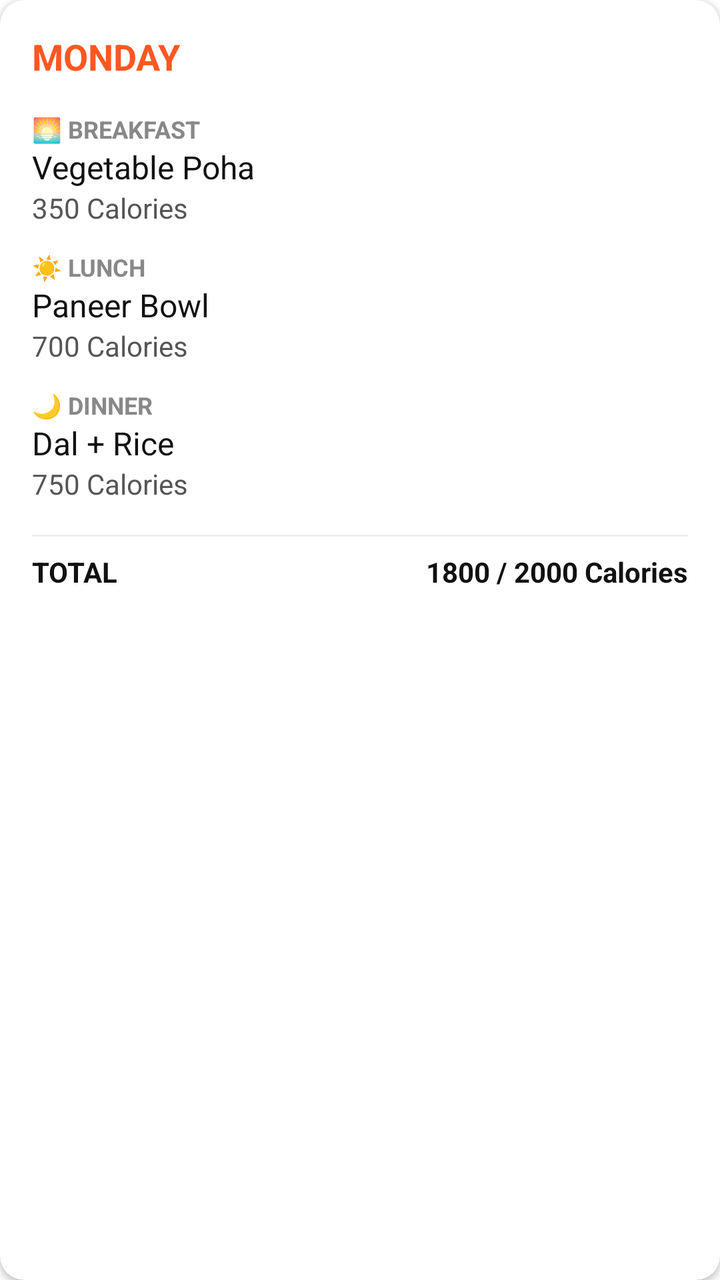
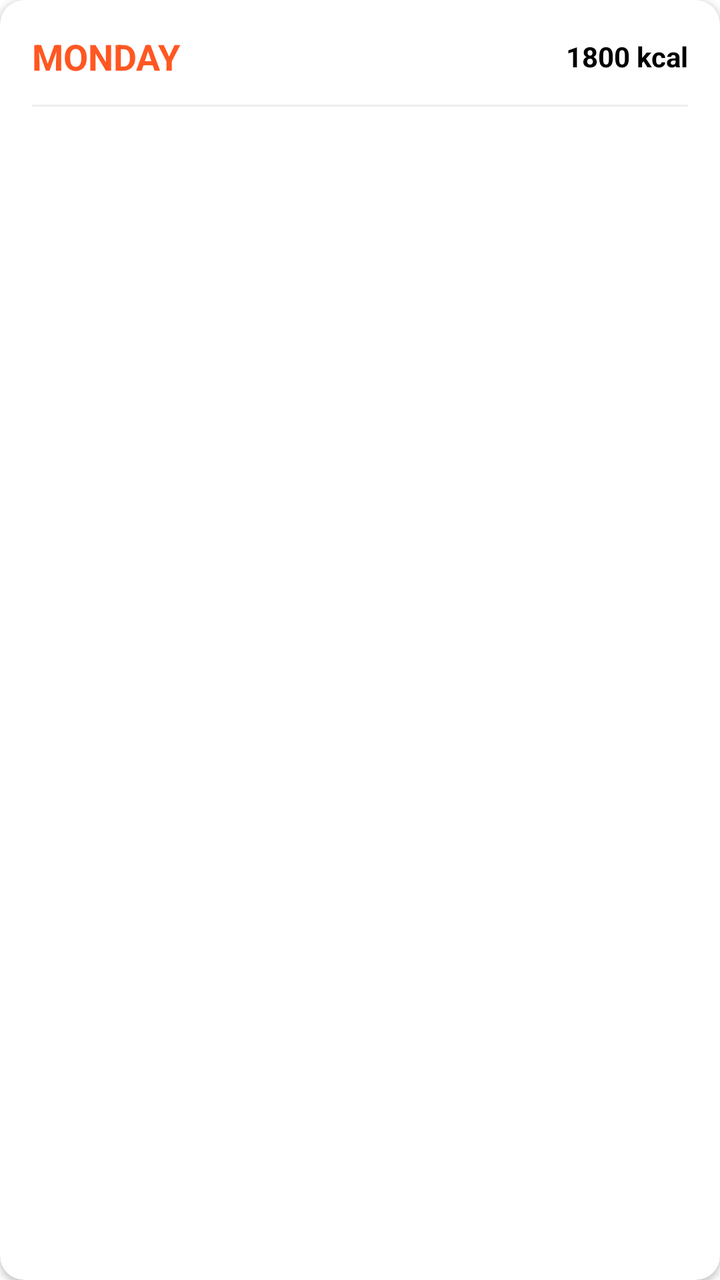

Two renders of the same Android screen: before a commit and after it. Below are the layout's source before the change and the commit's diff.
<!-- AndroidManifest.xml: application theme Theme.SmartMealPlanner -->
<!-- res/layout/item_day_meal_plan.xml -->
<?xml version="1.0" encoding="utf-8"?>
<com.google.android.material.card.MaterialCardView xmlns:android="http://schemas.android.com/apk/res/android"
    xmlns:app="http://schemas.android.com/apk/res-auto"
    android:layout_width="match_parent"
    android:layout_height="wrap_content"
    android:layout_marginBottom="16dp"
    app:cardCornerRadius="12dp"
    app:cardElevation="2dp"
    app:cardBackgroundColor="@color/white">

    <LinearLayout
        android:layout_width="match_parent"
        android:layout_height="wrap_content"
        android:orientation="vertical"
        android:padding="16dp">

        <TextView
            android:id="@+id/dayTitle"
            android:layout_width="wrap_content"
            android:layout_height="wrap_content"
            android:text="MONDAY"
            android:textSize="18sp"
            android:textStyle="bold"
            android:textColor="@color/primaryColor"
            android:layout_marginBottom="16dp"/>

        
        <TextView
            android:layout_width="wrap_content"
            android:layout_height="wrap_content"
            android:text="🌅 BREAKFAST"
            android:textSize="12sp"
            android:textStyle="bold"
            android:textColor="#888888"/>
        <TextView
            android:id="@+id/breakfastTitle"
            android:layout_width="wrap_content"
            android:layout_height="wrap_content"
            android:text="Vegetable Poha"
            android:textSize="16sp"
            android:textColor="@color/text_primary"/>
        <TextView
            android:id="@+id/breakfastCalories"
            android:layout_width="wrap_content"
            android:layout_height="wrap_content"
            android:text="350 Calories"
            android:textSize="14sp"
            android:textColor="#555555"
            android:layout_marginBottom="12dp"/>

        
        <TextView
            android:layout_width="wrap_content"
            android:layout_height="wrap_content"
            android:text="☀️ LUNCH"
            android:textSize="12sp"
            android:textStyle="bold"
            android:textColor="#888888"/>
        <TextView
            android:id="@+id/lunchTitle"
            android:layout_width="wrap_content"
            android:layout_height="wrap_content"
            android:text="Paneer Bowl"
            android:textSize="16sp"
            android:textColor="@color/text_primary"/>
        <TextView
            android:id="@+id/lunchCalories"
            android:layout_width="wrap_content"
            android:layout_height="wrap_content"
            android:text="700 Calories"
            android:textSize="14sp"
            android:textColor="#555555"
            android:layout_marginBottom="12dp"/>

        
        <TextView
            android:layout_width="wrap_content"
            android:layout_height="wrap_content"
            android:text="🌙 DINNER"
            android:textSize="12sp"
            android:textStyle="bold"
            android:textColor="#888888"/>
        <TextView
            android:id="@+id/dinnerTitle"
            android:layout_width="wrap_content"
            android:layout_height="wrap_content"
            android:text="Dal + Rice"
            android:textSize="16sp"
            android:textColor="@color/text_primary"/>
        <TextView
            android:id="@+id/dinnerCalories"
            android:layout_width="wrap_content"
            android:layout_height="wrap_content"
            android:text="750 Calories"
            android:textSize="14sp"
            android:textColor="#555555"
            android:layout_marginBottom="16dp"/>

        <View
            android:layout_width="match_parent"
            android:layout_height="1dp"
            android:background="#EEEEEE"
            android:layout_marginBottom="8dp"/>

        <LinearLayout
            android:layout_width="match_parent"
            android:layout_height="wrap_content"
            android:orientation="horizontal">
            <TextView
                android:layout_width="0dp"
                android:layout_height="wrap_content"
                android:layout_weight="1"
                android:text="TOTAL"
                android:textStyle="bold"
                android:textColor="@color/text_primary"/>
            <TextView
                android:id="@+id/totalDayCalories"
                android:layout_width="wrap_content"
                android:layout_height="wrap_content"
                android:text="1800 / 2000 Calories"
                android:textStyle="bold"
                android:textColor="@color/text_primary"/>
        </LinearLayout>

    </LinearLayout>

</com.google.android.material.card.MaterialCardView>
<!-- resources referenced by this layout -->
<resources>
  <color name="primaryColor">#FF5722</color>
  <color name="text_primary">#111111</color>
  <color name="white">#FFFFFFFF</color>
  <style name="Theme.SmartMealPlanner" parent="Theme.MaterialComponents.DayNight.NoActionBar">
          
          <item name="colorPrimary">@color/purple_500</item>
          <item name="colorPrimaryVariant">@color/purple_700</item>
          <item name="colorOnPrimary">@color/white</item>
          
          <item name="colorSecondary">@color/teal_200</item>
          <item name="colorSecondaryVariant">@color/teal_700</item>
          <item name="colorOnSecondary">@color/black</item>
          
          <item name="android:statusBarColor">?attr/colorPrimaryVariant</item>
          
      </style>
  <color name="purple_500">#FF6200EE</color>
  <color name="purple_700">#FF3700B3</color>
  <color name="teal_200">#FF03DAC5</color>
  <color name="teal_700">#FF018786</color>
  <color name="black">#FF000000</color>
</resources>

<!-- the commit's change to res/layout/item_day_meal_plan.xml (unified diff, before → after) -->
@@ -14,113 +14,43 @@
         android:orientation="vertical"
         android:padding="16dp">
 
-        <TextView
-            android:id="@+id/dayTitle"
-            android:layout_width="wrap_content"
+        <LinearLayout
+            android:layout_width="match_parent"
             android:layout_height="wrap_content"
-            android:text="MONDAY"
-            android:textSize="18sp"
-            android:textStyle="bold"
-            android:textColor="@color/primaryColor"
-            android:layout_marginBottom="16dp"/>
+            android:orientation="horizontal"
+            android:gravity="center_vertical"
+            android:layout_marginBottom="12dp">
 
-        
-        <TextView
-            android:layout_width="wrap_content"
-            android:layout_height="wrap_content"
-            android:text="🌅 BREAKFAST"
-            android:textSize="12sp"
-            android:textStyle="bold"
-            android:textColor="#888888"/>
-        <TextView
-            android:id="@+id/breakfastTitle"
-            android:layout_width="wrap_content"
-            android:layout_height="wrap_content"
-            android:text="Vegetable Poha"
-            android:textSize="16sp"
-            android:textColor="@color/text_primary"/>
-        <TextView
-            android:id="@+id/breakfastCalories"
-            android:layout_width="wrap_content"
-            android:layout_height="wrap_content"
-            android:text="350 Calories"
-            android:textSize="14sp"
-            android:textColor="#555555"
-            android:layout_marginBottom="12dp"/>
+            <TextView
+                android:id="@+id/dayTitle"
+                android:layout_width="0dp"
+                android:layout_height="wrap_content"
+                android:layout_weight="1"
+                android:text="MONDAY"
+                android:textSize="18sp"
+                android:textStyle="bold"
+                android:textColor="@color/primaryColor"/>
 
-        
-        <TextView
-            android:layout_width="wrap_content"
-            android:layout_height="wrap_content"
-            android:text="☀️ LUNCH"
-            android:textSize="12sp"
-            android:textStyle="bold"
-            android:textColor="#888888"/>
-        <TextView
-            android:id="@+id/lunchTitle"
-            android:layout_width="wrap_content"
-            android:layout_height="wrap_content"
-            android:text="Paneer Bowl"
-            android:textSize="16sp"
-            android:textColor="@color/text_primary"/>
-        <TextView
-            android:id="@+id/lunchCalories"
-            android:layout_width="wrap_content"
-            android:layout_height="wrap_content"
-            android:text="700 Calories"
-            android:textSize="14sp"
-            android:textColor="#555555"
-            android:layout_marginBottom="12dp"/>
-
-        
-        <TextView
-            android:layout_width="wrap_content"
-            android:layout_height="wrap_content"
-            android:text="🌙 DINNER"
-            android:textSize="12sp"
-            android:textStyle="bold"
-            android:textColor="#888888"/>
-        <TextView
-            android:id="@+id/dinnerTitle"
-            android:layout_width="wrap_content"
-            android:layout_height="wrap_content"
-            android:text="Dal + Rice"
-            android:textSize="16sp"
-            android:textColor="@color/text_primary"/>
-        <TextView
-            android:id="@+id/dinnerCalories"
-            android:layout_width="wrap_content"
-            android:layout_height="wrap_content"
-            android:text="750 Calories"
-            android:textSize="14sp"
-            android:textColor="#555555"
-            android:layout_marginBottom="16dp"/>
+            <TextView
+                android:id="@+id/totalDayCalories"
+                android:layout_width="wrap_content"
+                android:layout_height="wrap_content"
+                android:text="1800 kcal"
+                android:textStyle="bold"
+                android:textColor="@color/black"/>
+        </LinearLayout>
 
         <View
             android:layout_width="match_parent"
             android:layout_height="1dp"
             android:background="#EEEEEE"
-            android:layout_marginBottom="8dp"/>
+            android:layout_marginBottom="12dp"/>
 
         <LinearLayout
+            android:id="@+id/mealsContainer"
             android:layout_width="match_parent"
             android:layout_height="wrap_content"
-            android:orientation="horizontal">
-            <TextView
-                android:layout_width="0dp"
-                android:layout_height="wrap_content"
-                android:layout_weight="1"
-                android:text="TOTAL"
-                android:textStyle="bold"
-                android:textColor="@color/text_primary"/>
-            <TextView
-                android:id="@+id/totalDayCalories"
-                android:layout_width="wrap_content"
-                android:layout_height="wrap_content"
-                android:text="1800 / 2000 Calories"
-                android:textStyle="bold"
-                android:textColor="@color/text_primary"/>
-        </LinearLayout>
+            android:orientation="vertical" />
 
     </LinearLayout>
 
<!-- resource entries referenced after the edit -->
@@ -1,7 +1,7 @@
 <!-- resources referenced by this layout -->
 <resources>
+  <color name="black">#FF000000</color>
   <color name="primaryColor">#FF5722</color>
-  <color name="text_primary">#111111</color>
   <color name="white">#FFFFFFFF</color>
   <style name="Theme.SmartMealPlanner" parent="Theme.MaterialComponents.DayNight.NoActionBar">
           
@@ -20,6 +20,5 @@
   <color name="purple_700">#FF3700B3</color>
   <color name="teal_200">#FF03DAC5</color>
   <color name="teal_700">#FF018786</color>
-  <color name="black">#FF000000</color>
 </resources>
 
